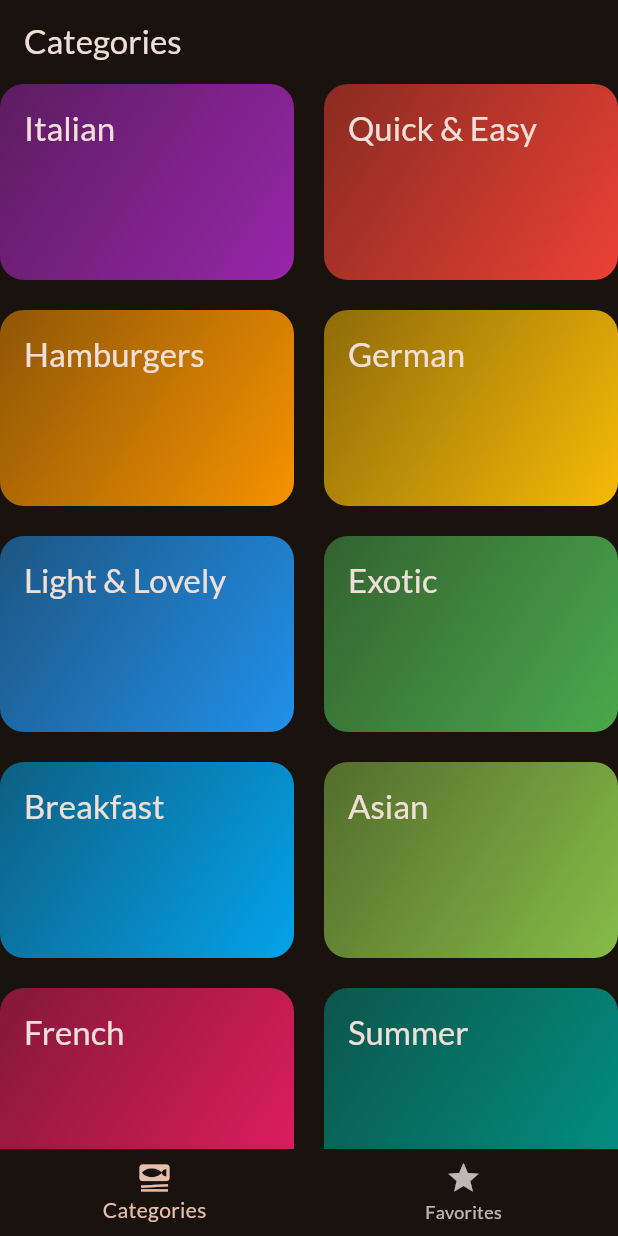
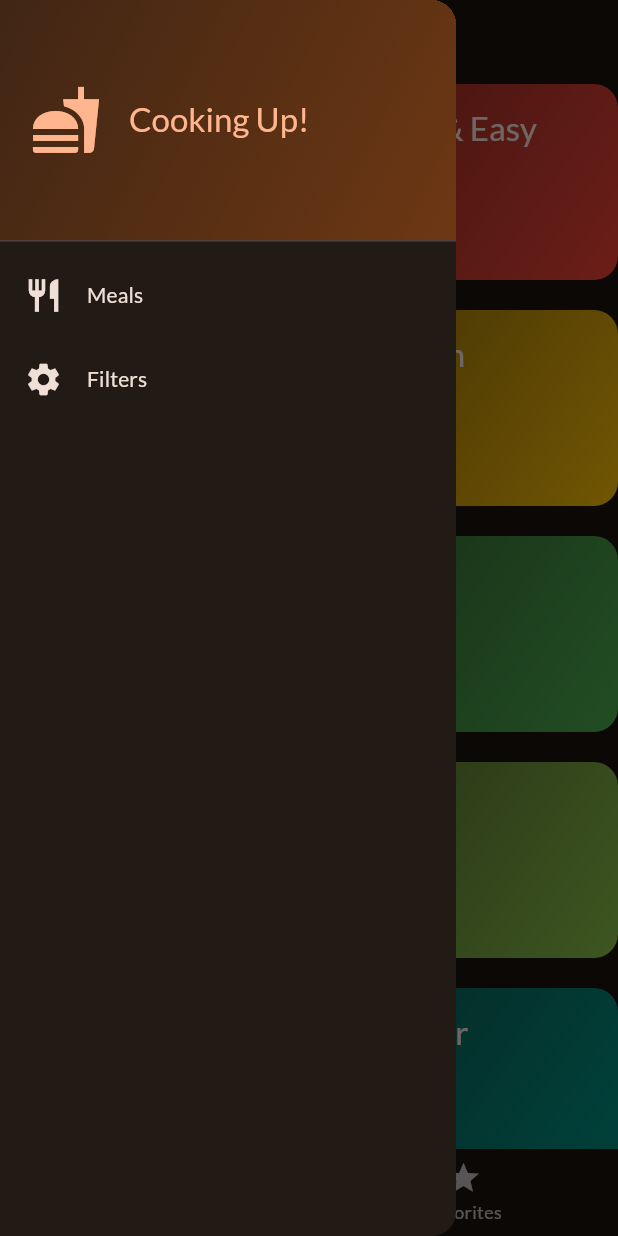
Before and after one commit to Alfian57/meal_app, a Flutter app: the screen it shows after launch, with the side drawer open (before the commit the screen has no drawer), on a phone screen of 412 x 824 dp. Run offline on Flutter 3.47's test engine with Material 3 defaults, Android fonts, the phone set to English and light mode, and no system bars; our stand-ins replace google_fonts, transparent_image.

Commit message:
feat: meal filters

```diff
--- a/lib/screens/categories_screen.dart
+++ b/lib/screens/categories_screen.dart
@@ -5,25 +5,25 @@ import 'package:myapp/models/meal.dart';
 import 'package:myapp/screens/meals_screen.dart';
 import 'package:myapp/widgets/category_grid_item.dart';
 
-class CategoriesScren extends StatelessWidget {
-  const CategoriesScren({super.key, required this.onToogleFavorite});
+class CategoriesScreen extends StatelessWidget {
+  const CategoriesScreen({super.key, required this.onToogleFavorite, required this.availableMeals});
 
   final void Function(Meal meal) onToogleFavorite;
+  final List<Meal> availableMeals;
 
   void _selectCategory(BuildContext context, Category category) {
-    final filteredMeals = dummyMeals
+    final filteredMeals = availableMeals
         .where((meal) => meal.categories.contains(category.id))
         .toList();
 
     Navigator.push(
       context,
       MaterialPageRoute(
-        builder: (ctx) =>
-            MealScreen(
-              title: category.title,
-              meals: filteredMeals,
-              onToogleFavorite: onToogleFavorite,
-            ),
+        builder: (ctx) => MealScreen(
+          title: category.title,
+          meals: filteredMeals,
+          onToogleFavorite: onToogleFavorite,
+        ),
       ),
     );
   }
--- a/lib/screens/tab_screen.dart
+++ b/lib/screens/tab_screen.dart
@@ -1,7 +1,17 @@
 import 'package:flutter/material.dart';
+import 'package:myapp/data/dummy_data.dart';
 import 'package:myapp/models/meal.dart';
 import 'package:myapp/screens/categories_screen.dart';
+import 'package:myapp/screens/filter_screen.dart';
 import 'package:myapp/screens/meals_screen.dart';
+import 'package:myapp/widgets/main_drawer.dart';
+
+const kInitialFilter = {
+  Filter.glutenFree: false,
+  Filter.lactoceFree: false,
+  Filter.vegetarian: false,
+  Filter.vegan: false,
+};
 
 class TabScreen extends StatefulWidget {
   const TabScreen({super.key});
@@ -13,6 +23,7 @@ class TabScreen extends StatefulWidget {
 class _TabScreenState extends State<TabScreen> {
   int _activeIndex = 0;
   final List<Meal> _favoriteMeals = [];
+  Map<Filter, bool> _selectedFilters = kInitialFilter;
 
   void _showInfoMessage(String message) {
     ScaffoldMessenger.of(context).clearSnackBars();
@@ -43,10 +54,42 @@ class _TabScreenState extends State<TabScreen> {
     });
   }
 
+  void _setScreen(String identifier) async {
+    Navigator.of(context).pop();
+    if (identifier == 'filters') {
+      final result = await Navigator.of(context).push<Map<Filter, bool>>(
+        MaterialPageRoute(
+          builder: (ctx) => FilterScreen(currentFilter: _selectedFilters),
+        ),
+      );
+
+      setState(() {
+        _selectedFilters = result ?? kInitialFilter;
+      });
+    }
+  }
+
   @override
   Widget build(BuildContext context) {
-    Widget activePage = CategoriesScren(
+    final availableMeals = dummyMeals.where((meal) {
+      if (_selectedFilters[Filter.glutenFree]! && !meal.isGlutenFree) {
+        return false;
+      }
+      if (_selectedFilters[Filter.lactoceFree]! && !meal.isLactoseFree) {
+        return false;
+      }
+      if (_selectedFilters[Filter.vegetarian]! && !meal.isVegetarian) {
+        return false;
+      }
+      if (_selectedFilters[Filter.vegan]! && !meal.isVegan) {
+        return false;
+      }
+      return true;
+    }).toList();
+
+    Widget activePage = CategoriesScreen(
       onToogleFavorite: _toggleMealFavoriteStatus,
+      availableMeals: availableMeals,
     );
     String pageTitle = "Categories";
 
@@ -60,6 +103,7 @@ class _TabScreenState extends State<TabScreen> {
 
     return Scaffold(
       appBar: AppBar(title: Text(pageTitle)),
+      drawer: MainDrawer(onSelect: _setScreen),
       body: activePage,
       bottomNavigationBar: BottomNavigationBar(
         onTap: _selectActiveIndex,
--- /dev/null
+++ b/lib/widgets/main_drawer.dart
@@ -0,0 +1,78 @@
+import 'package:flutter/material.dart';
+
+class MainDrawer extends StatelessWidget {
+  const MainDrawer({super.key, required this.onSelect});
+
+  final void Function(String identifier) onSelect;
+
+  @override
+  Widget build(BuildContext context) {
+    return Drawer(
+      child: Column(
+        children: [
+          DrawerHeader(
+            padding: EdgeInsetsGeometry.all(20),
+            decoration: BoxDecoration(
+              gradient: LinearGradient(
+                colors: [
+                  Theme.of(context).colorScheme.primaryContainer.withAlpha(100),
+                  Theme.of(context).colorScheme.primaryContainer.withAlpha(250),
+                ],
+                begin: Alignment.topLeft,
+                end: Alignment.bottomRight,
+              ),
+            ),
+            child: Row(
+              children: [
+                Icon(
+                  Icons.fastfood,
+                  size: 48,
+                  color: Theme.of(context).colorScheme.primary,
+                ),
+                SizedBox(width: 18),
+                Text(
+                  "Cooking Up!",
+                  style: Theme.of(context).textTheme.titleLarge!.copyWith(
+                    color: Theme.of(context).colorScheme.primary,
+                  ),
+                ),
+              ],
+            ),
+          ),
+          ListTile(
+            leading: Icon(
+              Icons.restaurant,
+              size: 26,
+              color: Theme.of(context).colorScheme.onSurface,
+            ),
+            title: Text(
+              "Meals",
+              style: Theme.of(context).textTheme.titleSmall!.copyWith(
+                color: Theme.of(context).colorScheme.onSurface,
+              ),
+            ),
+            onTap: () {
+              onSelect("meals");
+            },
+          ),
+          ListTile(
+            leading: Icon(
+              Icons.settings,
+              size: 26,
+              color: Theme.of(context).colorScheme.onSurface,
+            ),
+            title: Text(
+              "Filters",
+              style: Theme.of(context).textTheme.titleSmall!.copyWith(
+                color: Theme.of(context).colorScheme.onSurface,
+              ),
+            ),
+            onTap: () {
+              onSelect("filters");
+            },
+          ),
+        ],
+      ),
+    );
+  }
+}
```
Also changed, not shown: lib/screens/filter_screen.dart (added, +138 -0 lines).
